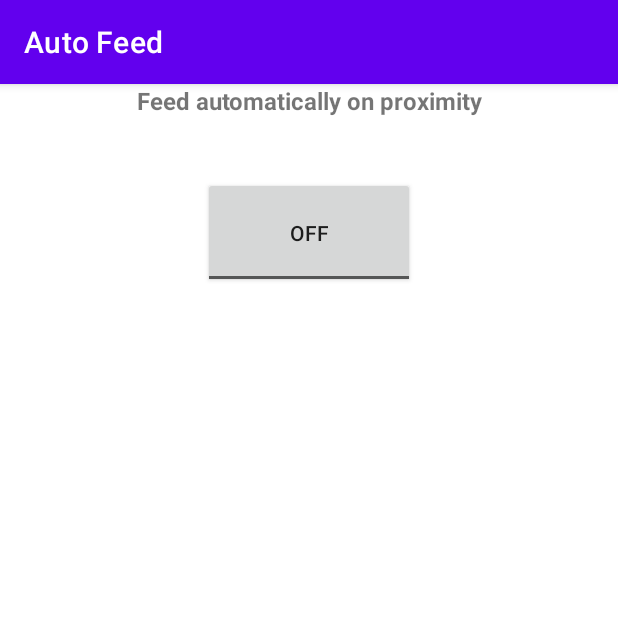
After one commit to tadzio8425/RemotePet, an Android app: the AutoFeed screen opened directly, with no data from a screen before it, on a phone screen of 412 x 824 dp, the top half of it. The commit adds this screen. Run offline under Robolectric (Android 15) with nearby library versions, the phone set to English and light mode, and no system bars; libraries missing offline, so code that uses them is left out: tech.gusavila92.websocketclient.

Commit message:
Versión pre final

```diff
--- /dev/null
+++ b/AppDev/App/RemotePetJava/app/src/main/java/com/example/remotepetjava/AutoFeed.java
@@ -0,0 +1,30 @@
+package com.example.remotepetjava;
+
+import androidx.appcompat.app.AppCompatActivity;
+
+import android.os.Bundle;
+import android.widget.CompoundButton;
+import android.widget.ToggleButton;
+
+public class AutoFeed extends AppCompatActivity {
+
+    @Override
+    protected void onCreate(Bundle savedInstanceState) {
+        super.onCreate(savedInstanceState);
+        setContentView(R.layout.activity_auto_feed);
+
+        //Botón para autofeed
+        ToggleButton toggleAuto = (ToggleButton) findViewById(R.id.toggleAuto);
+        toggleAuto.setOnCheckedChangeListener(new CompoundButton.OnCheckedChangeListener() {
+            public void onCheckedChanged(CompoundButton buttonView, boolean isChecked) {
+                if (isChecked) {
+                    MainActivity.webSocketClient.send("AUTO:1");
+                } else {
+                    MainActivity.webSocketClient.send("AUTO:0");
+                }
+            }});
+
+    }
+
+
+}
--- /dev/null
+++ b/AppDev/App/RemotePetJava/app/src/main/res/layout/activity_auto_feed.xml
@@ -0,0 +1,33 @@
+<?xml version="1.0" encoding="utf-8"?>
+<androidx.constraintlayout.widget.ConstraintLayout xmlns:android="http://schemas.android.com/apk/res/android"
+    xmlns:app="http://schemas.android.com/apk/res-auto"
+    xmlns:tools="http://schemas.android.com/tools"
+    android:layout_width="match_parent"
+    android:layout_height="match_parent"
+    tools:context=".AutoFeed">
+
+    <ToggleButton
+        android:id="@+id/toggleAuto"
+        android:layout_width="141dp"
+        android:layout_height="74dp"
+        android:layout_marginStart="135dp"
+        android:layout_marginTop="40dp"
+        android:layout_marginEnd="135dp"
+        android:text="ToggleButton"
+        app:layout_constraintEnd_toEndOf="parent"
+        app:layout_constraintStart_toStartOf="parent"
+        app:layout_constraintTop_toBottomOf="@+id/textView5" />
+
+    <TextView
+        android:id="@+id/textView5"
+        android:layout_width="wrap_content"
+        android:layout_height="wrap_content"
+        android:layout_marginStart="90dp"
+        android:layout_marginEnd="90dp"
+        android:text="Feed automatically on proximity"
+        android:textSize="16sp"
+        android:textStyle="bold"
+        app:layout_constraintEnd_toEndOf="parent"
+        app:layout_constraintStart_toStartOf="parent"
+        tools:layout_editor_absoluteY="451dp" />
+</androidx.constraintlayout.widget.ConstraintLayout>
--- a/AppDev/App/RemotePetJava/app/src/main/res/layout/activity_main.xml
+++ b/AppDev/App/RemotePetJava/app/src/main/res/layout/activity_main.xml
@@ -111,6 +111,7 @@
         android:layout_marginStart="16dp"
         android:layout_marginTop="30dp"
         android:text="Auto-Feed Pet"
+        android:onClick="openAutoFeed"
         app:layout_constraintStart_toStartOf="parent"
         app:layout_constraintTop_toBottomOf="@+id/alert_bar" />
 
```
Also changed, not shown: AppDev/App/RemotePetJava/app/src/main/AndroidManifest.xml (+9 -0 lines), AppDev/App/RemotePetJava/app/src/main/java/com/example/remotepetjava/MainActivity.java (+12 -0 lines), 1 other file.
